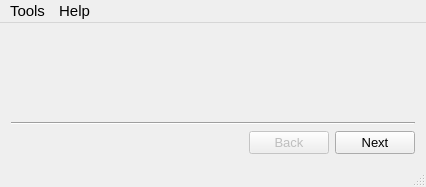
radszy/ntscout, file source/mainwindow.ui: the form before one commit.
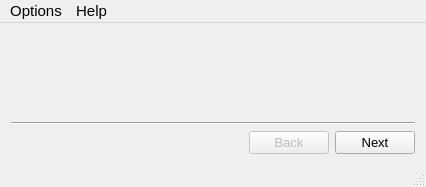
The form after the commit. Icons and pictures are not drawn.

The edit to the form file:
```diff
--- a/source/mainwindow.ui
+++ b/source/mainwindow.ui
@@ -99,7 +99,7 @@
      <x>0</x>
      <y>0</y>
      <width>426</width>
-     <height>23</height>
+     <height>26</height>
     </rect>
    </property>
    <property name="font">
@@ -107,14 +107,14 @@
      <pointsize>11</pointsize>
     </font>
    </property>
-   <widget class="QMenu" name="menuTools">
+   <widget class="QMenu" name="menuOptions">
     <property name="font">
      <font>
       <pointsize>11</pointsize>
      </font>
     </property>
     <property name="title">
-     <string>Tools</string>
+     <string>Options</string>
     </property>
     <addaction name="actionUpdate"/>
     <addaction name="actionSettings"/>
@@ -131,7 +131,7 @@
     <addaction name="actionReport"/>
     <addaction name="actionAbout"/>
    </widget>
-   <addaction name="menuTools"/>
+   <addaction name="menuOptions"/>
    <addaction name="menuHelp"/>
   </widget>
   <widget class="QStatusBar" name="statusBar"/>
```
